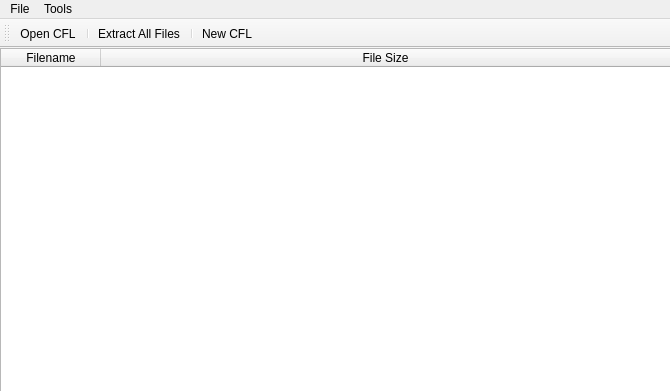
Qt form interface/main.ui (Toyz/IMVU-CFL-Reader) before a commit.
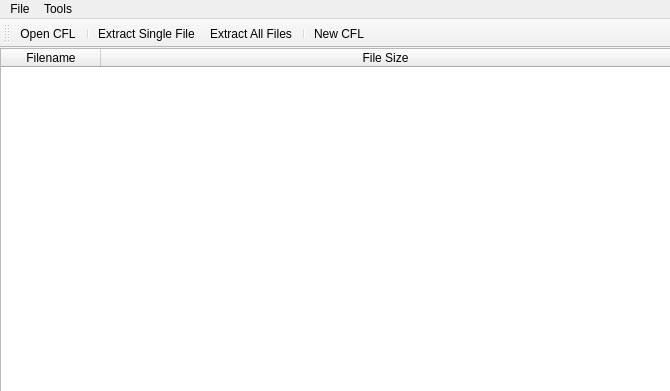
The same form after that commit.

Commit message: Added single file extract shortcut and icon

The edit to the form file:
```diff
--- a/interface/main.ui
+++ b/interface/main.ui
@@ -140,6 +140,7 @@
    </attribute>
    <addaction name="actionOpen"/>
    <addaction name="separator"/>
+   <addaction name="actionExtractSingle"/>
    <addaction name="actionExtract"/>
    <addaction name="separator"/>
    <addaction name="actionNew"/>
@@ -201,6 +202,11 @@
     <string>Extract Single File</string>
    </property>
   </action>
+  <action name="actionExtractSingle">
+   <property name="text">
+    <string>Extract Single File</string>
+   </property>
+  </action>
  </widget>
  <resources/>
  <connections/>
```
The commit also changes 2 other files.
